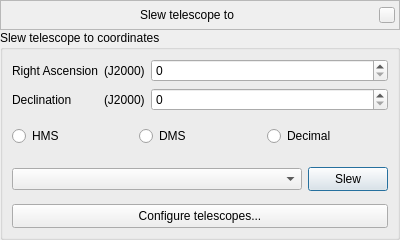
Before: the Qt Designer form plugins/TelescopeControl/src/gui/slewDialog.ui in 519984307/stellarium_src, drawn with Qt 5.
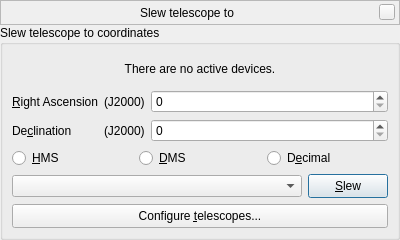
After: the same form once the commit is applied. Custom widgets are drawn as their Qt base class.

Commit message: TelescopeControl: hides controls in the Slew window when no telescopes are active

```diff
--- a/plugins/TelescopeControl/src/gui/slewDialog.ui
+++ b/plugins/TelescopeControl/src/gui/slewDialog.ui
@@ -147,6 +147,25 @@
       <string>Slew telescope to coordinates</string>
      </property>
      <layout class="QVBoxLayout" name="verticalLayout_2">
+      <item>
+       <widget class="QLabel" name="labelNoTelescopes">
+        <property name="sizePolicy">
+         <sizepolicy hsizetype="Expanding" vsizetype="Expanding">
+          <horstretch>0</horstretch>
+          <verstretch>0</verstretch>
+         </sizepolicy>
+        </property>
+        <property name="text">
+         <string>There are no active devices.</string>
+        </property>
+        <property name="alignment">
+         <set>Qt::AlignCenter</set>
+        </property>
+        <property name="textInteractionFlags">
+         <set>Qt::NoTextInteraction</set>
+        </property>
+       </widget>
+      </item>
       <item>
        <widget class="QFrame" name="frameCoordinates">
         <property name="sizePolicy">
@@ -168,7 +187,10 @@
             </sizepolicy>
            </property>
            <property name="text">
-            <string>Right Ascension</string>
+            <string>&amp;Right Ascension</string>
+           </property>
+           <property name="buddy">
+            <cstring>spinBoxRA</cstring>
            </property>
           </widget>
          </item>
@@ -194,7 +216,10 @@
             </sizepolicy>
            </property>
            <property name="text">
-            <string>Declination</string>
+            <string>De&amp;clination</string>
+           </property>
+           <property name="buddy">
+            <cstring>spinBoxDec</cstring>
            </property>
           </widget>
          </item>
@@ -261,7 +286,7 @@
             <string>Hours-minutes-seconds format</string>
            </property>
            <property name="text">
-            <string>HMS</string>
+            <string>&amp;HMS</string>
            </property>
           </widget>
          </item>
@@ -271,7 +296,7 @@
             <string>Degrees-minutes-seconds format</string>
            </property>
            <property name="text">
-            <string>DMS</string>
+            <string>&amp;DMS</string>
            </property>
           </widget>
          </item>
@@ -281,7 +306,7 @@
             <string>Decimal degrees</string>
            </property>
            <property name="text">
-            <string>Decimal</string>
+            <string>D&amp;ecimal</string>
            </property>
           </widget>
          </item>
@@ -325,7 +350,7 @@
             </size>
            </property>
            <property name="text">
-            <string>Slew</string>
+            <string>&amp;Slew</string>
            </property>
            <property name="default">
             <bool>true</bool>
@@ -350,7 +375,7 @@
          </size>
         </property>
         <property name="text">
-         <string>Configure telescopes...</string>
+         <string>Configure &amp;telescopes...</string>
         </property>
        </widget>
       </item>
```
The commit also changes 1 other file.
